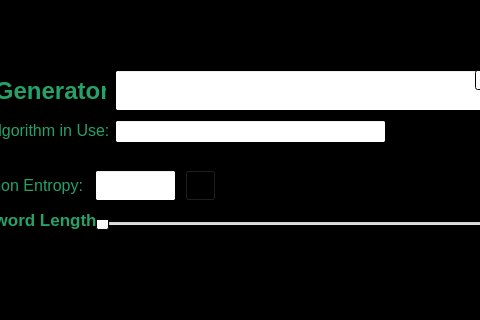
Qt form Black-Cat-App/mainwindow.ui (jackr276/BlackCat) before a commit; both pictures show x 245 to 725 and y 200 to 520 of the 1146 by 754 pixel window.
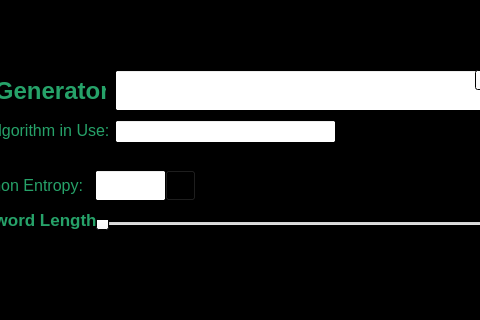
The same form after that commit. Icons and pictures are not drawn.

Patch:
```diff
--- a/Black-Cat-App/mainwindow.ui
+++ b/Black-Cat-App/mainwindow.ui
@@ -402,7 +402,7 @@
      <rect>
       <x>340</x>
       <y>370</y>
-      <width>81</width>
+      <width>71</width>
       <height>31</height>
      </rect>
     </property>
@@ -482,7 +482,7 @@
      <rect>
       <x>360</x>
       <y>320</y>
-      <width>271</width>
+      <width>221</width>
       <height>23</height>
      </rect>
     </property>
@@ -508,7 +508,7 @@
    <widget class="QPushButton" name="entropy_info_button">
     <property name="geometry">
      <rect>
-      <x>430</x>
+      <x>410</x>
       <y>370</y>
       <width>31</width>
       <height>31</height>
```
